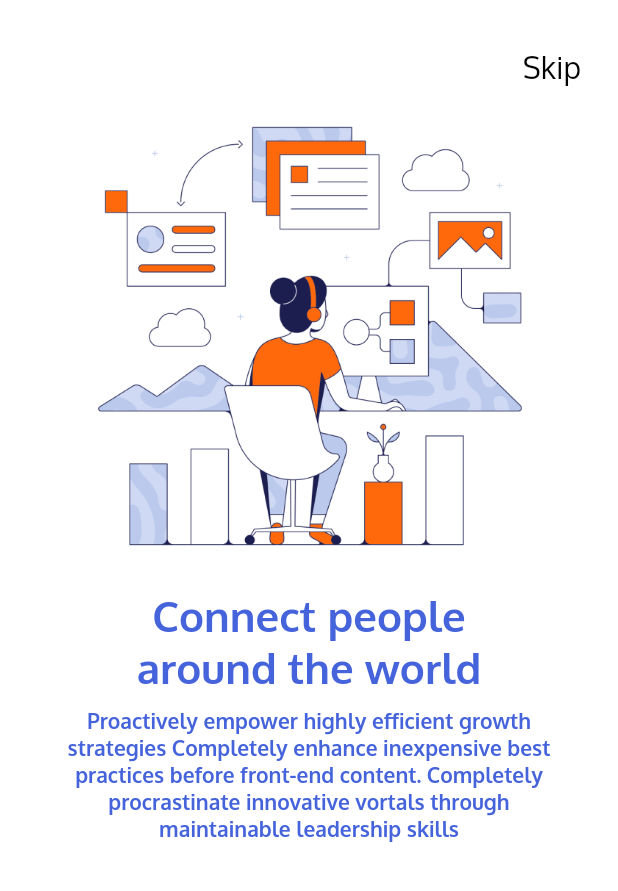
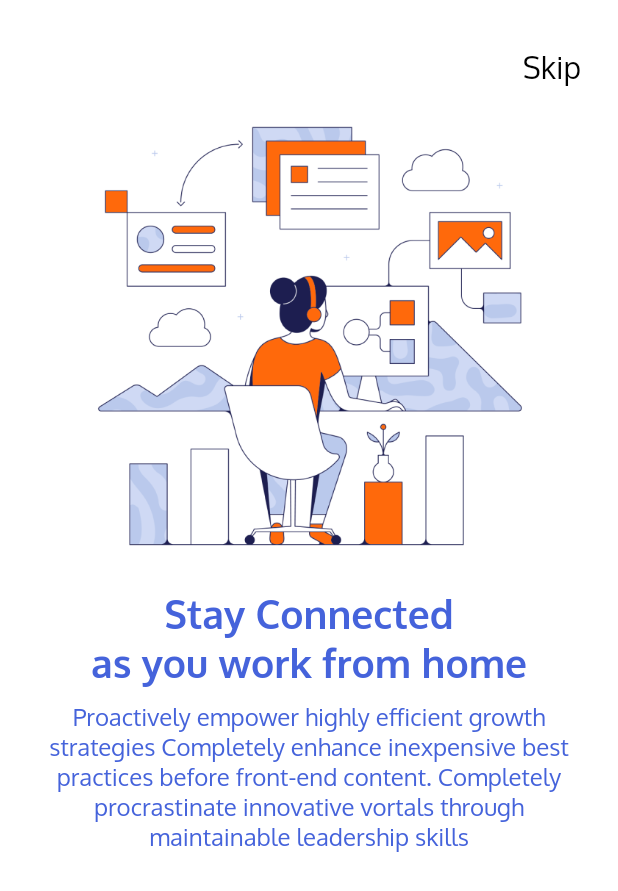
Before and after one commit to kennyadenat/finance, a Flutter app: the screen it shows after launch, on a phone screen of 412 x 824 dp. Shown: the top 891 px of the screen. Run offline on Flutter 3.47's test engine with Material 2 defaults, Android fonts, the phone set to English and light mode, and no system bars.

Commit message:
UPDATED TITLE TEXT

```diff
--- a/lib/custom/textStyle.dart
+++ b/lib/custom/textStyle.dart
@@ -2,7 +2,7 @@ import 'package:flutter/cupertino.dart';
 import 'package:flutter/material.dart';
 
 TextStyle descriptionTextStyle = TextStyle(
-    fontSize: 14, color: Color(0xFF4563DB), fontWeight: FontWeight.w700);
+    fontSize: 16, color: Color(0xFF4563DB), fontWeight: FontWeight.w400);
 
 TextStyle titleTextStyle = TextStyle(
-    fontSize: 28, color: Color(0xFF4563DB), fontWeight: FontWeight.w700);
+    fontSize: 26, color: Color(0xFF4563DB), fontWeight: FontWeight.w700);
--- a/lib/view/onboard_screen.dart
+++ b/lib/view/onboard_screen.dart
@@ -77,7 +77,7 @@ class _OnboardScreenState extends State<OnboardScreen> {
                             Padding(
                               padding: EdgeInsets.symmetric(horizontal: 20.0),
                               child: Text(
-                                'Connect people\naround the world',
+                                'Stay Connected\nas you work from home',
                                 style: titleTextStyle,
                                 textAlign: TextAlign.center,
                               ),
@@ -110,7 +110,7 @@ class _OnboardScreenState extends State<OnboardScreen> {
                             Padding(
                               padding: EdgeInsets.symmetric(horizontal: 20.0),
                               child: Text(
-                                'Connect people\naround the world',
+                                'Stay Engaged\nwhile doing your thing',
                                 style: titleTextStyle,
                                 textAlign: TextAlign.center,
                               ),
```
